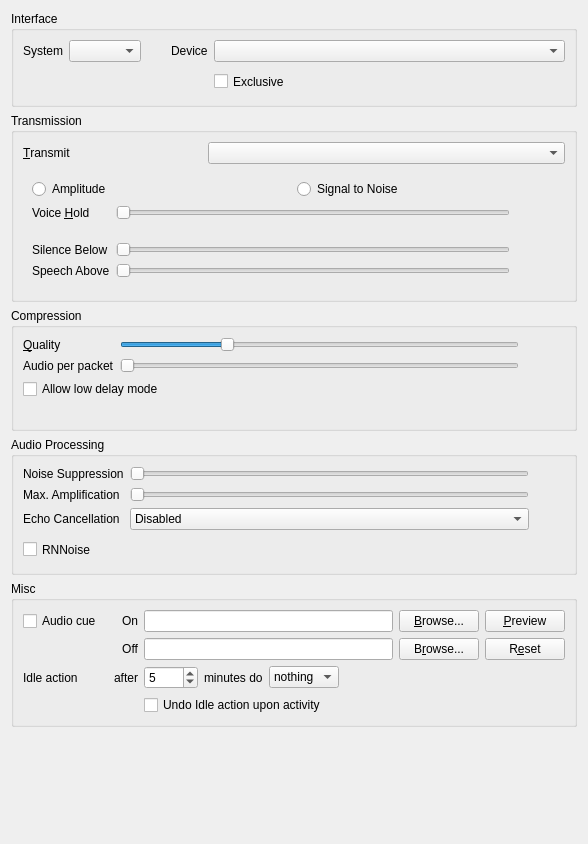
Old version of the form src/mumble/AudioInput.ui in the repository mumble-voip/mumble.
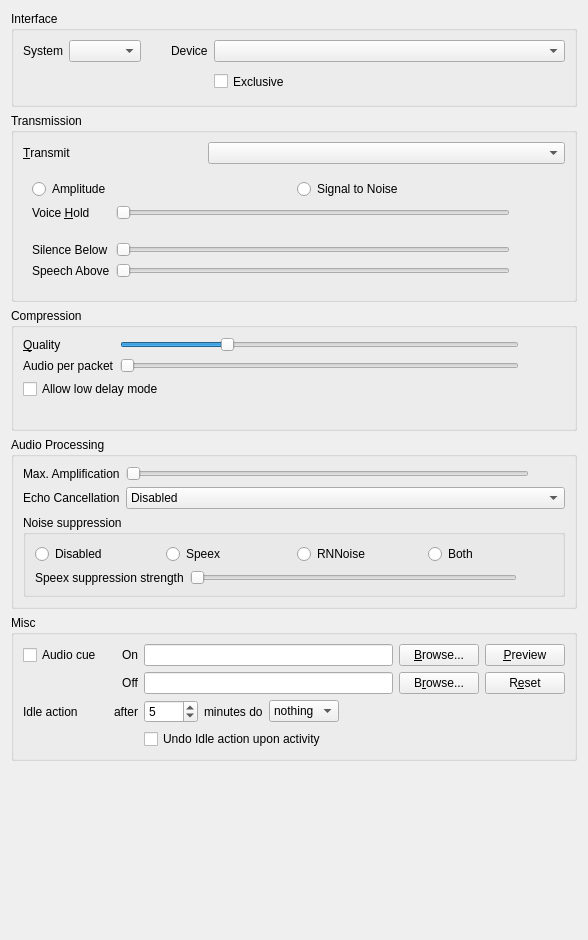
New version of the form. Custom widgets are drawn as their Qt base class.

Commit message:
FEAT(client, ui): Noise suppression settings
This commit exposes all possible noise suppression settings to the user
by adding them to the AudioInput settings.

The edit to the form file:
```diff
--- a/src/mumble/AudioInput.ui
+++ b/src/mumble/AudioInput.ui
@@ -7,7 +7,7 @@
     <x>0</x>
     <y>0</y>
     <width>588</width>
-    <height>844</height>
+    <height>940</height>
    </rect>
   </property>
   <property name="windowTitle">
@@ -568,7 +568,7 @@
       <string>Audio Processing</string>
      </property>
      <layout class="QGridLayout">
-      <item row="1" column="1">
+      <item row="2" column="1">
        <widget class="QSlider" name="qsAmp">
         <property name="toolTip">
          <string>Maximum amplification of input sound</string>
@@ -590,42 +590,7 @@
         </property>
        </widget>
       </item>
-      <item row="0" column="2">
-       <widget class="QLabel" name="qlNoise">
-        <property name="minimumSize">
-         <size>
-          <width>30</width>
-          <height>0</height>
-         </size>
-        </property>
-        <property name="text">
-         <string/>
-        </property>
-       </widget>
-      </item>
-      <item row="0" column="1">
-       <widget class="QSlider" name="qsNoise">
-        <property name="toolTip">
-         <string>Noise suppression</string>
-        </property>
-        <property name="whatsThis">
-         <string>&lt;b&gt;This sets the amount of noise suppression to apply.&lt;/b&gt;&lt;br /&gt;The higher this value, the more aggressively stationary noise will be suppressed.</string>
-        </property>
-        <property name="minimum">
-         <number>14</number>
-        </property>
-        <property name="maximum">
-         <number>60</number>
-        </property>
-        <property name="pageStep">
-         <number>5</number>
-        </property>
-        <property name="orientation">
-         <enum>Qt::Horizontal</enum>
-        </property>
-       </widget>
-      </item>
-      <item row="1" column="0">
+      <item row="2" column="0">
        <widget class="QLabel" name="qliAmp">
         <property name="text">
          <string>Max. Amplification</string>
@@ -635,7 +600,7 @@
         </property>
        </widget>
       </item>
-      <item row="1" column="2">
+      <item row="2" column="2">
        <widget class="QLabel" name="qlAmp">
         <property name="minimumSize">
          <size>
@@ -649,35 +614,6 @@
        </widget>
       </item>
       <item row="3" column="0">
-       <widget class="QCheckBox" name="qcbDenoise">
-        <property name="minimumSize">
-         <size>
-          <width>0</width>
-          <height>27</height>
-         </size>
-        </property>
-        <property name="toolTip">
-         <string>Apply RNNoise's noise suppression filter.</string>
-        </property>
-        <property name="whatsThis">
-         <string>&lt;b&gt;This applies RNNoise's noise suppression filter.&lt;/b&gt;&lt;br /&gt;RNNoise is based on machine learning and used in WebRTC.</string>
-        </property>
-        <property name="text">
-         <string>RNNoise</string>
-        </property>
-       </widget>
-      </item>
-      <item row="0" column="0">
-       <widget class="QLabel" name="qliNoise">
-        <property name="text">
-         <string>Noise Suppression</string>
-        </property>
-        <property name="buddy">
-         <cstring>qsNoise</cstring>
-        </property>
-       </widget>
-      </item>
-      <item row="2" column="0">
        <widget class="QLabel" name="qliEcho">
         <property name="toolTip">
          <string/>
@@ -687,7 +623,118 @@
         </property>
        </widget>
       </item>
-      <item row="2" column="1">
+      <item row="4" column="0" colspan="3">
+       <widget class="QGroupBox" name="groupBox">
+        <property name="title">
+         <string>Noise suppression</string>
+        </property>
+        <layout class="QVBoxLayout" name="verticalLayout">
+         <item>
+          <layout class="QHBoxLayout" name="horizontalLayout_2">
+           <item>
+            <widget class="QRadioButton" name="qrbNoiseSupDeactivated">
+             <property name="toolTip">
+              <string>Don't use noise suppression.</string>
+             </property>
+             <property name="text">
+              <string>Disabled</string>
+             </property>
+            </widget>
+           </item>
+           <item>
+            <widget class="QRadioButton" name="qrbNoiseSupSpeex">
+             <property name="toolTip">
+              <string>Use the noise suppression algorithm provided by Speex.</string>
+             </property>
+             <property name="text">
+              <string notr="true">Speex</string>
+             </property>
+            </widget>
+           </item>
+           <item>
+            <widget class="QRadioButton" name="qrbNoiseSupRNNoise">
+             <property name="toolTip">
+              <string>Use the noise suppression algorithm provided by RNNoise.</string>
+             </property>
+             <property name="text">
+              <string notr="true">RNNoise</string>
+             </property>
+            </widget>
+           </item>
+           <item>
+            <widget class="QRadioButton" name="qrbNoiseSupBoth">
+             <property name="toolTip">
+              <string>Use a combination of Speex and RNNoise to do noise suppression.</string>
+             </property>
+             <property name="text">
+              <string>Both</string>
+             </property>
+            </widget>
+           </item>
+          </layout>
+         </item>
+         <item>
+          <layout class="QHBoxLayout" name="horizontalLayout_3">
+           <item>
+            <widget class="QLabel" name="qlSpeexNoiseSup">
+             <property name="toolTip">
+              <string>This controls the amount by which Speex will suppress noise.</string>
+             </property>
+             <property name="text">
+              <string>Speex suppression strength</string>
+             </property>
+            </widget>
+           </item>
+           <item>
+            <widget class="QSlider" name="qsSpeexNoiseSupStrength">
+             <property name="toolTip">
+              <string>This controls the amount by which Speex will suppress noise.</string>
+             </property>
+             <property name="whatsThis">
+              <string>&lt;b&gt;This sets the amount of noise suppression to apply.&lt;/b&gt;&lt;br /&gt;The higher this value, the more aggressively stationary noise will be suppressed.</string>
+             </property>
+             <property name="minimum">
+              <number>15</number>
+             </property>
+             <property name="maximum">
+              <number>60</number>
+             </property>
+             <property name="pageStep">
+              <number>5</number>
+             </property>
+             <property name="orientation">
+              <enum>Qt::Horizontal</enum>
+             </property>
+            </widget>
+           </item>
+           <item>
+            <widget class="QLabel" name="qlSpeexNoiseSupStrength">
+             <property name="sizePolicy">
+              <sizepolicy hsizetype="Fixed" vsizetype="Fixed">
+               <horstretch>0</horstretch>
+               <verstretch>0</verstretch>
+              </sizepolicy>
+             </property>
+             <property name="minimumSize">
+              <size>
+               <width>30</width>
+               <height>0</height>
+              </size>
+             </property>
+             <property name="toolTip">
+              <string>This controls the amount by which Speex will suppress noise.</string>
+             </property>
+             <property name="text">
+              <string/>
+             </property>
+            </widget>
+           </item>
+          </layout>
+         </item>
+        </layout>
+       </widget>
+      </item>
+      <item row="3" column="1" colspan="2">
        <widget class="MUComboBox" name="qcbEcho">
         <property name="toolTip">
          <string/>
```
Left out of the diff: 2 changed lines with no effect on the pictures. The commit also changes 5 other files.
